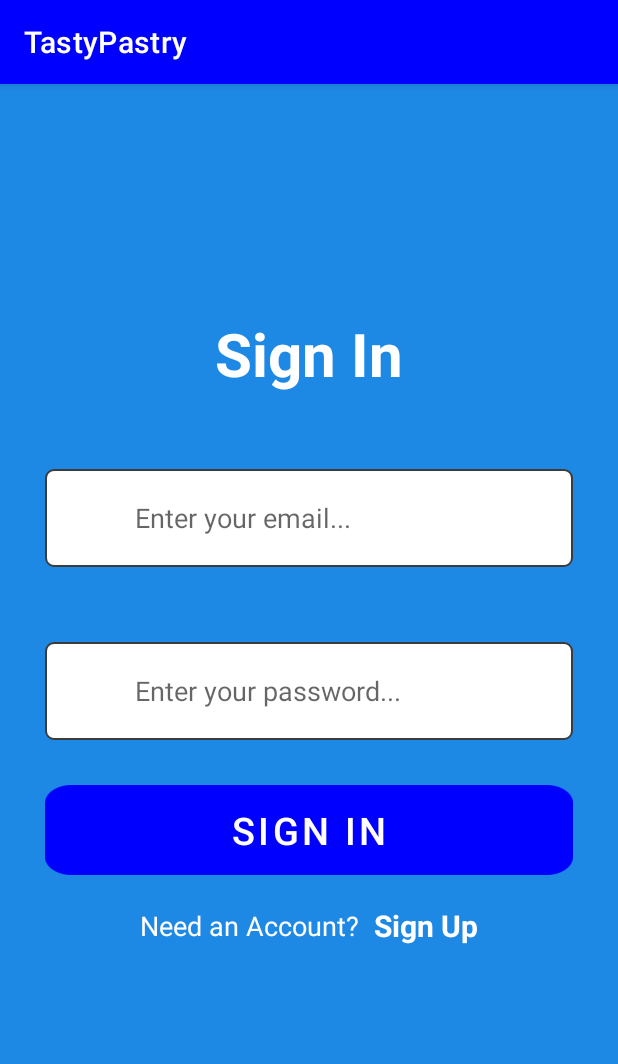
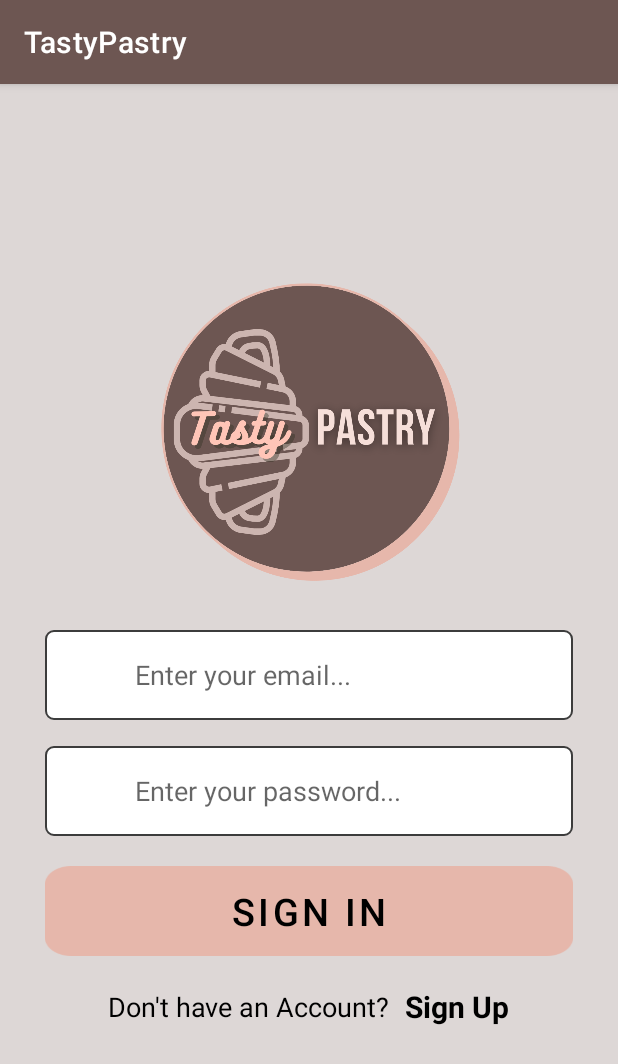
Before and after one commit to cjfung94/TastyPastry, an Android app: the screen it shows after launch (MainActivity), on a phone screen of 412 x 824 dp. Shown: the top 1064 px of the screen. Run offline under Robolectric (Android 15) with nearby library versions, the phone set to English and light mode, and no system bars; our stand-ins replace Firebase (no records; nobody signed in at launch, a user with empty details on screens opened directly).

Commit message:
Finished Welcome (with Sign-in) and Register Activities with design

```diff
--- a/Tasty Pastry/app/src/main/res/layout/activity_main.xml
+++ b/Tasty Pastry/app/src/main/res/layout/activity_main.xml
@@ -4,34 +4,29 @@
     xmlns:tools="http://schemas.android.com/tools"
     android:layout_width="match_parent"
     android:layout_height="match_parent"
-    tools:context=".MainActivity"
+    android:background="#DDD7D6"
     android:gravity="center"
     android:orientation="vertical"
-    android:background="#1E88E5"
-    android:paddingHorizontal="30dp">
+    android:paddingHorizontal="30dp"
+    tools:context=".MainActivity">
 
 
-    <TextView
-        android:id="@+id/textView"
-        android:layout_width="wrap_content"
-        android:layout_height="wrap_content"
-        android:text="Sign In"
-        android:textColor="#ffffff"
-        android:textSize="40dp"
-        android:textStyle="bold"
-        app:layout_constraintBottom_toBottomOf="parent"
-        app:layout_constraintLeft_toLeftOf="parent"
-        app:layout_constraintRight_toRightOf="parent"
-        app:layout_constraintTop_toTopOf="parent" />
+    <ImageView
+        android:id="@+id/imageView3"
+        android:layout_width="match_parent"
+        android:layout_height="204dp"
+        android:layout_marginTop="1dp"
+        app:srcCompat="@drawable/tastypastry_logo" />
+
     <RelativeLayout
         android:layout_width="match_parent"
         android:layout_height="wrap_content"
-        android:layout_marginTop="40dp" >
+        android:layout_marginTop="20dp">
 
         <EditText
             android:id="@+id/email"
             android:layout_width="match_parent"
-            android:layout_height="65dp"
+            android:layout_height="60dp"
             android:layout_marginTop="10dp"
             android:background="@drawable/rectangular_field"
             android:hint="Enter your email..."
@@ -51,15 +46,16 @@
             android:layout_centerInParent="true"
             android:layout_marginLeft="10dp" />
     </RelativeLayout>
+
     <RelativeLayout
         android:layout_width="match_parent"
         android:layout_height="wrap_content"
-        android:layout_marginTop="40dp" >
+        android:layout_marginTop="7dp">
 
         <EditText
             android:id="@+id/password"
             android:layout_width="match_parent"
-            android:layout_height="65dp"
+            android:layout_height="60dp"
             android:layout_marginTop="10dp"
             android:background="@drawable/rectangular_field"
             android:hint="Enter your password..."
@@ -71,43 +67,50 @@
             app:layout_constraintEnd_toEndOf="parent"
             app:layout_constraintHorizontal_bias="0.0"
             app:layout_constraintStart_toStartOf="parent" />
+
         <ImageView
             android:layout_width="35dp"
             android:layout_height="35dp"
-            android:layout_marginLeft="10dp"
             android:layout_alignParentLeft="true"
-            android:layout_centerInParent="true" />
+            android:layout_centerInParent="true"
+            android:layout_marginLeft="10dp" />
     </RelativeLayout>
+
     <Button
         android:id="@+id/login"
         android:layout_width="match_parent"
         android:layout_height="60dp"
+        android:layout_marginTop="20dp"
+        android:background="@drawable/button_back"
         android:text="Sign In"
-        android:textColor="@color/white"
-        android:layout_marginTop="30dp"
-        android:background="@drawable/button_back"
-        android:textSize="25dp" />
+        android:textColor="@color/black"
+        android:textSize="25dp"
+        app:backgroundTint="#E6B7AB" />
+
     <LinearLayout
         android:layout_width="wrap_content"
         android:layout_height="wrap_content"
-        android:orientation="horizontal"
+        android:layout_marginTop="20dp"
+        android:layout_marginBottom="10dp"
         android:gravity="center"
-        android:layout_marginTop="20dp"
-        android:layout_marginBottom="40dp" >
+        android:orientation="horizontal">
+
         <TextView
             android:layout_width="wrap_content"
             android:layout_height="wrap_content"
-            android:text="Need an Account?"
-            android:textColor="@color/white"
-            android:textSize="18dp"/>
+            android:text="Don't have an Account?"
+            android:textColor="@color/black"
+            android:textSize="18dp" />
+
         <TextView
             android:id="@+id/signUp"
             android:layout_width="wrap_content"
             android:layout_height="wrap_content"
+            android:layout_marginLeft="10dp"
             android:text="Sign Up"
-            android:layout_marginLeft="10dp"
-            android:textColor="@color/white"
+            android:textColor="@color/black"
             android:textSize="20dp"
-            android:textStyle="bold"/>
+            android:textStyle="bold" />
     </LinearLayout>
+
 </LinearLayout>
--- a/Tasty Pastry/app/src/main/res/values/themes.xml
+++ b/Tasty Pastry/app/src/main/res/values/themes.xml
@@ -2,9 +2,9 @@
     <!-- Base application theme. -->
     <style name="Theme.TastyPastry" parent="Theme.MaterialComponents.DayNight.DarkActionBar">
         <!-- Primary brand color. -->
-        <item name="colorPrimary">@color/blue</item>
+        <item name="colorPrimary">#6D5652</item>
         <item name="colorPrimaryVariant">@color/purple_700</item>
-        <item name="colorOnPrimary">@color/white</item>
+        <item name="colorOnPrimary">@color/aliceblue</item>
         <!-- Secondary brand color. -->
         <item name="colorSecondary">@color/teal_200</item>
         <item name="colorSecondaryVariant">@color/teal_700</item>
```
Also changed, not shown: Tasty Pastry/app/src/main/res/layout/signup.xml (+31 -30 lines), Tasty Pastry/app/src/main/res/drawable/tastypastry_logo.png (added).
